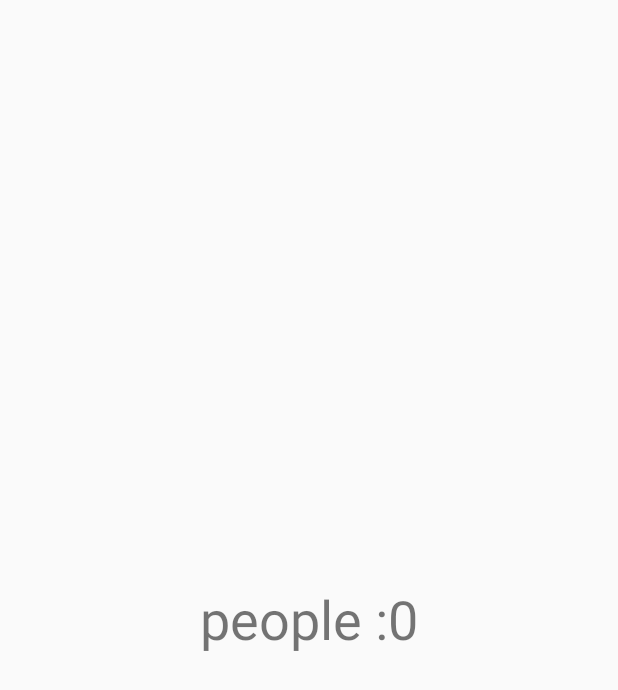
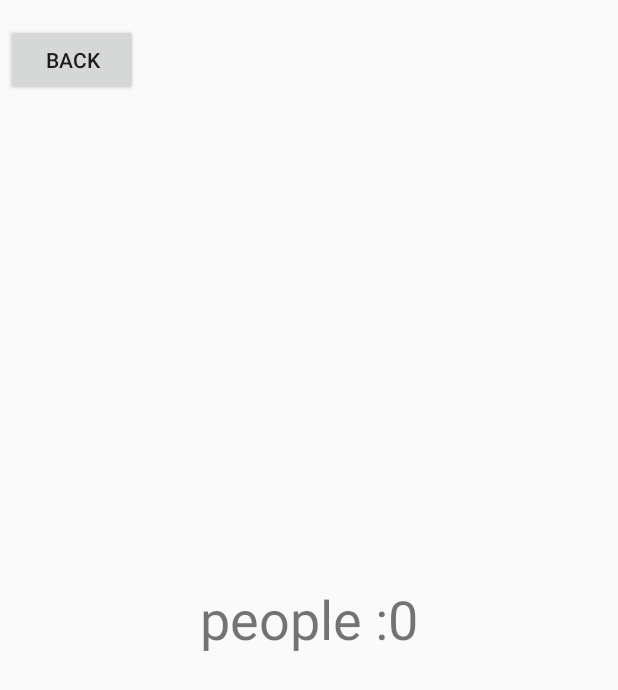
Before and after one commit to RunningTHPed/SayiwGrill, an Android app: the Menu screen opened directly, with no data from a screen before it, on a phone screen of 412 x 824 dp. Shown: the top 690 px of the screen. Run offline under Robolectric (Android 15) with nearby library versions, the phone set to English and light mode, and no system bars; 1 statement that could not run was skipped.

Commit message:
back on menu

```diff
--- a/app/src/main/java/com/example/myapplication/Menu.java
+++ b/app/src/main/java/com/example/myapplication/Menu.java
@@ -3,6 +3,8 @@
 import androidx.appcompat.app.AppCompatActivity;
 
 import android.os.Bundle;
+import android.view.View;
+import android.widget.Button;
 import android.widget.TextView;
 import android.widget.Toast;
 
@@ -40,5 +42,16 @@
        text.setText("people :"+number);
 
 
+        Button Button2 = (Button) findViewById(R.id.button);
+        Button2.setOnClickListener(new View.OnClickListener() {
+            @Override
+            public void onClick(View view) {
+                finish();
+            }
+        });
+
+
+
+
     }
 }
--- a/app/src/main/res/layout/activity_menu.xml
+++ b/app/src/main/res/layout/activity_menu.xml
@@ -16,4 +16,17 @@
         app:layout_constraintEnd_toEndOf="parent"
         app:layout_constraintStart_toStartOf="parent"
         app:layout_constraintTop_toTopOf="parent" />
+
+    <Button
+        android:id="@+id/button"
+        android:layout_width="wrap_content"
+        android:layout_height="wrap_content"
+        android:text="Back"
+        app:layout_constraintBottom_toBottomOf="parent"
+        app:layout_constraintEnd_toEndOf="parent"
+        app:layout_constraintHorizontal_bias="0.013"
+        app:layout_constraintStart_toStartOf="parent"
+        app:layout_constraintTop_toTopOf="parent"
+        app:layout_constraintVertical_bias="0.021" />
+
 </androidx.constraintlayout.widget.ConstraintLayout>
```
